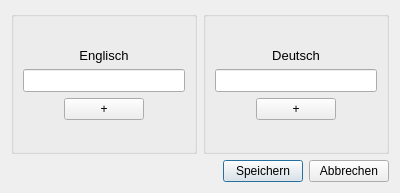
The window that dialog_app.ui (JannikGrabe/Phase6) describes before a commit, drawn with Qt 5.
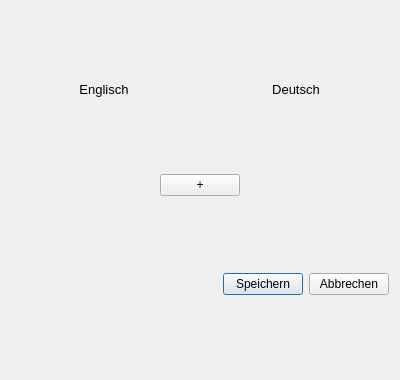
The same window after the commit. Icons and pictures are not drawn.

The edit to the form file:
```diff
--- a/dialog_app.ui
+++ b/dialog_app.ui
@@ -7,7 +7,7 @@
     <x>0</x>
     <y>0</y>
     <width>400</width>
-    <height>193</height>
+    <height>380</height>
    </rect>
   </property>
   <property name="font">
@@ -24,23 +24,7 @@
   </property>
   <layout class="QVBoxLayout" name="verticalLayout_2">
    <item>
-    <layout class="QHBoxLayout" name="hl_words">
-     <item>
-      <widget class="QGroupBox" name="gp_lang1">
-       <layout class="QVBoxLayout" name="verticalLayout_3">
-        <item>
-         <spacer name="spacer0">
-          <property name="orientation">
-           <enum>Qt::Vertical</enum>
-          </property>
-          <property name="sizeHint" stdset="0">
-           <size>
-            <width>20</width>
-            <height>40</height>
-           </size>
-          </property>
-         </spacer>
-        </item>
+    <layout class="QHBoxLayout" name="hl_header">
         <item>
          <widget class="QLabel" name="l_lang1">
           <property name="sizePolicy">
@@ -63,100 +47,6 @@
          </widget>
         </item>
         <item>
-         <layout class="QVBoxLayout" name="vl_lang1">
-          <item>
-           <widget class="QLineEdit" name="le_lang1">
-            <property name="font">
-             <font>
-              <pointsize>10</pointsize>
-             </font>
-            </property>
-            <property name="alignment">
-             <set>Qt::AlignCenter</set>
-            </property>
-           </widget>
-          </item>
-         </layout>
-        </item>
-        <item>
-         <layout class="QHBoxLayout" name="hl_plus_2">
-          <item>
-           <spacer name="spacer9">
-            <property name="orientation">
-             <enum>Qt::Horizontal</enum>
-            </property>
-            <property name="sizeHint" stdset="0">
-             <size>
-              <width>40</width>
-              <height>20</height>
-             </size>
-            </property>
-           </spacer>
-          </item>
-          <item>
-           <widget class="QPushButton" name="pb_plus_lang1">
-            <property name="sizePolicy">
-             <sizepolicy hsizetype="Fixed" vsizetype="Minimum">
-              <horstretch>0</horstretch>
-              <verstretch>0</verstretch>
-             </sizepolicy>
-            </property>
-            <property name="text">
-             <string>+</string>
-            </property>
-            <property name="autoDefault">
-             <bool>false</bool>
-            </property>
-           </widget>
-          </item>
-          <item>
-           <spacer name="spcaer8">
-            <property name="orientation">
-             <enum>Qt::Horizontal</enum>
-            </property>
-            <property name="sizeHint" stdset="0">
-             <size>
-              <width>40</width>
-              <height>20</height>
-             </size>
-            </property>
-           </spacer>
-          </item>
-         </layout>
-        </item>
-        <item>
-         <spacer name="spacer1">
-          <property name="orientation">
-           <enum>Qt::Vertical</enum>
-          </property>
-          <property name="sizeHint" stdset="0">
-           <size>
-            <width>20</width>
-            <height>40</height>
-           </size>
-          </property>
-         </spacer>
-        </item>
-       </layout>
-      </widget>
-     </item>
-     <item>
-      <widget class="QGroupBox" name="gb_lang2">
-       <layout class="QVBoxLayout" name="verticalLayout_4">
-        <item>
-         <spacer name="spacer3">
-          <property name="orientation">
-           <enum>Qt::Vertical</enum>
-          </property>
-          <property name="sizeHint" stdset="0">
-           <size>
-            <width>20</width>
-            <height>40</height>
-           </size>
-          </property>
-         </spacer>
-        </item>
-        <item>
          <widget class="QLabel" name="l_lang2">
           <property name="sizePolicy">
            <sizepolicy hsizetype="Preferred" vsizetype="Fixed">
@@ -177,26 +67,15 @@
           </property>
          </widget>
         </item>
-        <item>
-         <layout class="QVBoxLayout" name="vl_lang2">
-          <item>
-           <widget class="QLineEdit" name="le_lang2">
-            <property name="font">
-             <font>
-              <pointsize>10</pointsize>
-             </font>
-            </property>
-            <property name="alignment">
-             <set>Qt::AlignCenter</set>
-            </property>
-           </widget>
-          </item>
          </layout>
         </item>
         <item>
-         <layout class="QHBoxLayout" name="hl_plus">
+    <layout class="QVBoxLayout" name="vl_widget"/>
+   </item>
           <item>
-           <spacer name="spacer6">
+    <layout class="QHBoxLayout" name="horizontalLayout">
+     <item>
+      <spacer name="horizontalSpacer">
             <property name="orientation">
              <enum>Qt::Horizontal</enum>
             </property>
@@ -209,23 +88,14 @@
            </spacer>
           </item>
           <item>
-           <widget class="QPushButton" name="pb_plus_lang2">
-            <property name="sizePolicy">
-             <sizepolicy hsizetype="Minimum" vsizetype="Minimum">
-              <horstretch>0</horstretch>
-              <verstretch>0</verstretch>
-             </sizepolicy>
-            </property>
+      <widget class="QPushButton" name="pushButton">
             <property name="text">
              <string>+</string>
             </property>
-            <property name="autoDefault">
-             <bool>false</bool>
-            </property>
            </widget>
           </item>
           <item>
-           <spacer name="spacer7">
+      <spacer name="horizontalSpacer_2">
             <property name="orientation">
              <enum>Qt::Horizontal</enum>
             </property>
@@ -236,24 +106,6 @@
              </size>
             </property>
            </spacer>
-          </item>
-         </layout>
-        </item>
-        <item>
-         <spacer name="spacer4">
-          <property name="orientation">
-           <enum>Qt::Vertical</enum>
-          </property>
-          <property name="sizeHint" stdset="0">
-           <size>
-            <width>20</width>
-            <height>40</height>
-           </size>
-          </property>
-         </spacer>
-        </item>
-       </layout>
-      </widget>
      </item>
     </layout>
    </item>
```
Lines whose indentation alone changed are shown as unchanged.
